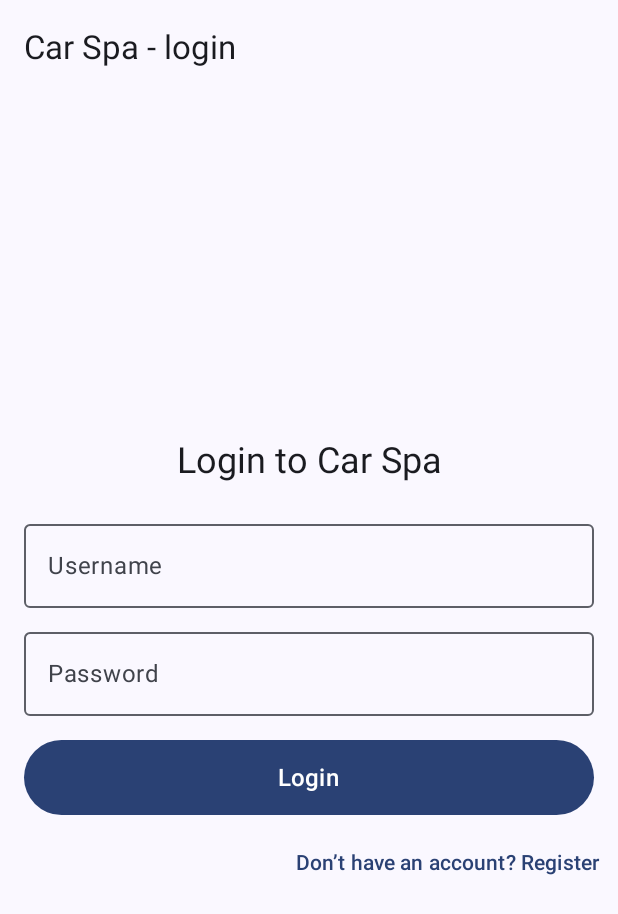
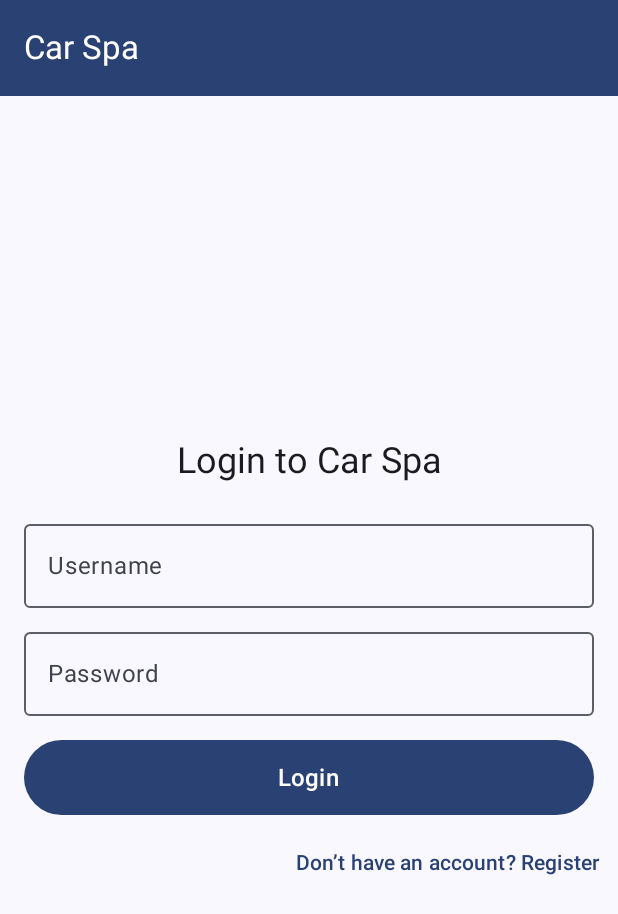
Before and after one commit to RiwRiwara/mobapp, an Android app built with Jetpack Compose: the screen it shows after launch (MainActivity), on a phone screen of 412 x 824 dp. Shown: the top 914 px of the screen. Run offline under Robolectric (Android 15) with nearby library versions, the phone set to English and light mode, and no system bars.

Commit message:
update code

```diff
--- a/app/build.gradle.kts
+++ b/app/build.gradle.kts
@@ -102,4 +102,5 @@ dependencies {
     implementation("androidx.navigation:navigation-compose:2.7.7")
     implementation ("androidx.compose.material3:material3:1.2.1")
     implementation ("io.coil-kt:coil-compose:2.4.0")
+    implementation ("androidx.compose.material:material-icons-extended:1.5.0")
 }
--- a/app/src/main/java/com/example/mobileappcar/MainActivity.kt
+++ b/app/src/main/java/com/example/mobileappcar/MainActivity.kt
@@ -6,11 +6,19 @@ import androidx.activity.compose.setContent
 import androidx.compose.foundation.layout.fillMaxSize
 import androidx.compose.foundation.layout.padding
 import androidx.compose.material.icons.Icons
+import androidx.compose.material.icons.filled.AccountBox
 import androidx.compose.material.icons.filled.AccountCircle
+import androidx.compose.material.icons.filled.ArrowBack
+import androidx.compose.material.icons.filled.Build
+import androidx.compose.material.icons.filled.ExitToApp
+import androidx.compose.material.icons.filled.Home
 import androidx.compose.material.icons.filled.Menu
+import androidx.compose.material.icons.filled.Notifications
+import androidx.compose.material.icons.filled.PersonAdd
 import androidx.compose.material3.*
 import androidx.compose.runtime.*
 import androidx.compose.ui.Modifier
+import androidx.compose.ui.text.font.FontWeight
 import androidx.compose.ui.unit.dp
 import androidx.navigation.NavHostController
 import androidx.navigation.compose.currentBackStackEntryAsState
@@ -43,7 +51,8 @@ fun AppLayout() {
         drawerState = drawerState,
         drawerContent = {
             NavigationDrawerContent(navController, drawerState, isLoggedIn)
-        }
+        },
+        gesturesEnabled = true
     ) {
         Scaffold(
             modifier = Modifier.fillMaxSize(),
@@ -52,7 +61,7 @@ fun AppLayout() {
                     onMenuClick = { scope.launch { drawerState.open() } },
                     currentRoute = navController.currentBackStackEntryAsState().value?.destination?.route,
                     onProfileClick = { navController.navigate(NavRoutes.Profile) },
-                    isLoggedIn = isLoggedIn // Pass isLoggedIn
+                    isLoggedIn = isLoggedIn
                 )
             }
         ) { innerPadding ->
@@ -62,35 +71,68 @@ fun AppLayout() {
         }
     }
 }
+
 @OptIn(ExperimentalMaterial3Api::class)
 @Composable
 fun AppTopBar(
     onMenuClick: () -> Unit,
     currentRoute: String?,
     onProfileClick: () -> Unit,
-    isLoggedIn: Boolean // Add this parameter
+    isLoggedIn: Boolean
 ) {
     TopAppBar(
-        title = { Text("Car Spa - ${currentRoute ?: "Login"}") },
+        title = {
+            when (currentRoute) {
+                NavRoutes.Login, NavRoutes.Register -> Text("Car Spa")
+                NavRoutes.Home -> Text("Home")
+                NavRoutes.Bookings -> Text("My Bookings")
+                NavRoutes.Services -> Text("Our Services")
+                NavRoutes.Profile -> Text("Profile")
+                else -> {
+                    if (currentRoute?.startsWith(NavRoutes.ServiceDetail) == true) {
+                        Text("Service Details")
+                    } else {
+                        Text("Car Spa")
+                    }
+                }
+            }
+        },
         navigationIcon = {
             if (currentRoute != NavRoutes.Login && currentRoute != NavRoutes.Register) {
                 IconButton(onClick = onMenuClick) {
-                    Icon(Icons.Filled.Menu, contentDescription = "Menu")
+                    Icon(
+                        imageVector = Icons.Filled.Menu,
+                        contentDescription = "Open Menu",
+                        tint = MaterialTheme.colorScheme.onPrimary
+                    )
                 }
             }
         },
         actions = {
-            if (isLoggedIn && currentRoute != NavRoutes.Login && currentRoute != NavRoutes.Register) { // Check isLoggedIn
+            if (isLoggedIn && currentRoute != NavRoutes.Login && currentRoute != NavRoutes.Register) {
                 IconButton(onClick = onProfileClick) {
                     Icon(
                         imageVector = Icons.Filled.AccountCircle,
-                        contentDescription = "Profile"
+                        contentDescription = "Profile",
+                        tint = MaterialTheme.colorScheme.onPrimary
+                    )
+                }
+                IconButton(onClick = { /* Handle notifications */ }) {
+                    Icon(
+                        imageVector = Icons.Filled.Notifications,
+                        contentDescription = "Notifications",
+                        tint = MaterialTheme.colorScheme.onPrimary
                     )
                 }
             }
-        }
+        },
+        colors = TopAppBarDefaults.topAppBarColors( // Changed to topAppBarColors
+            containerColor = MaterialTheme.colorScheme.primary,
+            titleContentColor = MaterialTheme.colorScheme.onPrimary
+        )
     )
 }
+
 @OptIn(ExperimentalMaterial3Api::class)
 @Composable
 fun NavigationDrawerContent(
@@ -99,56 +141,87 @@ fun NavigationDrawerContent(
     isLoggedIn: Boolean
 ) {
     val scope = rememberCoroutineScope()
-    ModalDrawerSheet {
+
+    ModalDrawerSheet(
+        drawerContainerColor = MaterialTheme.colorScheme.surface,
+        drawerContentColor = MaterialTheme.colorScheme.onSurface
+    ) {
+        // Header
         Text(
-            text = "Menu",
+            text = "Car Spa Menu",
             modifier = Modifier.padding(16.dp),
-            style = MaterialTheme.typography.headlineSmall
+            style = MaterialTheme.typography.headlineSmall.copy(fontWeight = FontWeight.Bold),
+            color = MaterialTheme.colorScheme.primary
         )
+
+        // Main Navigation Items
         NavigationDrawerItem(
+            icon = { Icon(Icons.Filled.Home, contentDescription = "Home") },
             label = { Text("Home") },
             selected = navController.currentDestination?.route == NavRoutes.Home,
             onClick = {
-                navController.navigate(NavRoutes.Home)
+                navController.navigate(NavRoutes.Home) {
+                    popUpTo(navController.graph.startDestinationId) { inclusive = false }
+                }
                 scope.launch { drawerState.close() }
-            }
+            },
+            modifier = Modifier.padding(horizontal = 16.dp, vertical = 8.dp)
         )
+
         NavigationDrawerItem(
-            label = { Text("Bookings") },
+            icon = { Icon(Icons.Filled.AccountBox, contentDescription = "Bookings") },
+            label = { Text("My Bookings") },
             selected = navController.currentDestination?.route == NavRoutes.Bookings,
             onClick = {
                 navController.navigate(NavRoutes.Bookings)
                 scope.launch { drawerState.close() }
-            }
+            },
+            modifier = Modifier.padding(horizontal = 16.dp, vertical = 8.dp)
         )
+
         NavigationDrawerItem(
-            label = { Text("Services") },
+            icon = { Icon(Icons.Filled.Build, contentDescription = "Services") },
+            label = { Text("Our Services") },
             selected = navController.currentDestination?.route == NavRoutes.Services,
             onClick = {
                 navController.navigate(NavRoutes.Services)
                 scope.launch { drawerState.close() }
-            }
+            },
+            modifier = Modifier.padding(horizontal = 16.dp, vertical = 8.dp)
         )
+
+        // Conditional Items (Login/Register)
         if (!isLoggedIn) {
+            Divider(modifier = Modifier.padding(vertical = 8.dp))
             NavigationDrawerItem(
+                icon = { Icon(Icons.Filled.PersonAdd, contentDescription = "Register") },
                 label = { Text("Register") },
                 selected = navController.currentDestination?.route == NavRoutes.Register,
                 onClick = {
                     navController.navigate(NavRoutes.Register)
                     scope.launch { drawerState.close() }
-                }
+                },
+                modifier = Modifier.padding(horizontal = 16.dp, vertical = 8.dp)
             )
         }
-        Divider()
+
+        // Logout or Login
+        Divider(modifier = Modifier.padding(vertical = 8.dp))
         NavigationDrawerItem(
-            label = { Text("Logout") },
+            icon = { Icon(Icons.Filled.ExitToApp, contentDescription = if (isLoggedIn) "Logout" else "Login") },
+            label = { Text(if (isLoggedIn) "Logout" else "Login") },
             selected = false,
             onClick = {
-                navController.navigate(NavRoutes.Login) {
-                    popUpTo(navController.graph.startDestinationId) { inclusive = true }
+                if (isLoggedIn) {
+                    navController.navigate(NavRoutes.Login) {
+                        popUpTo(navController.graph.startDestinationId) { inclusive = true }
+                    }
+                } else {
+                    navController.navigate(NavRoutes.Login)
                 }
                 scope.launch { drawerState.close() }
-            }
+            },
+            modifier = Modifier.padding(horizontal = 16.dp, vertical = 8.dp)
         )
     }
 }
```
Also changed, not shown: app/src/main/java/com/example/mobileappcar/ui/screens/service/ServiceDetailScreen.kt (+16 -2 lines).
